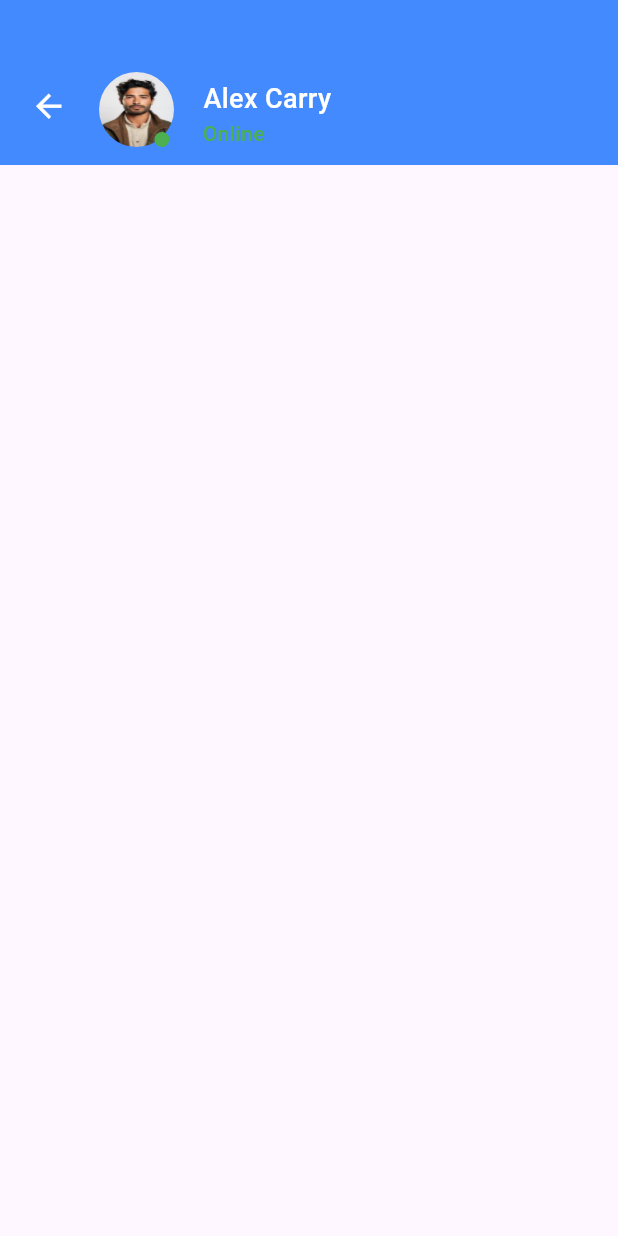
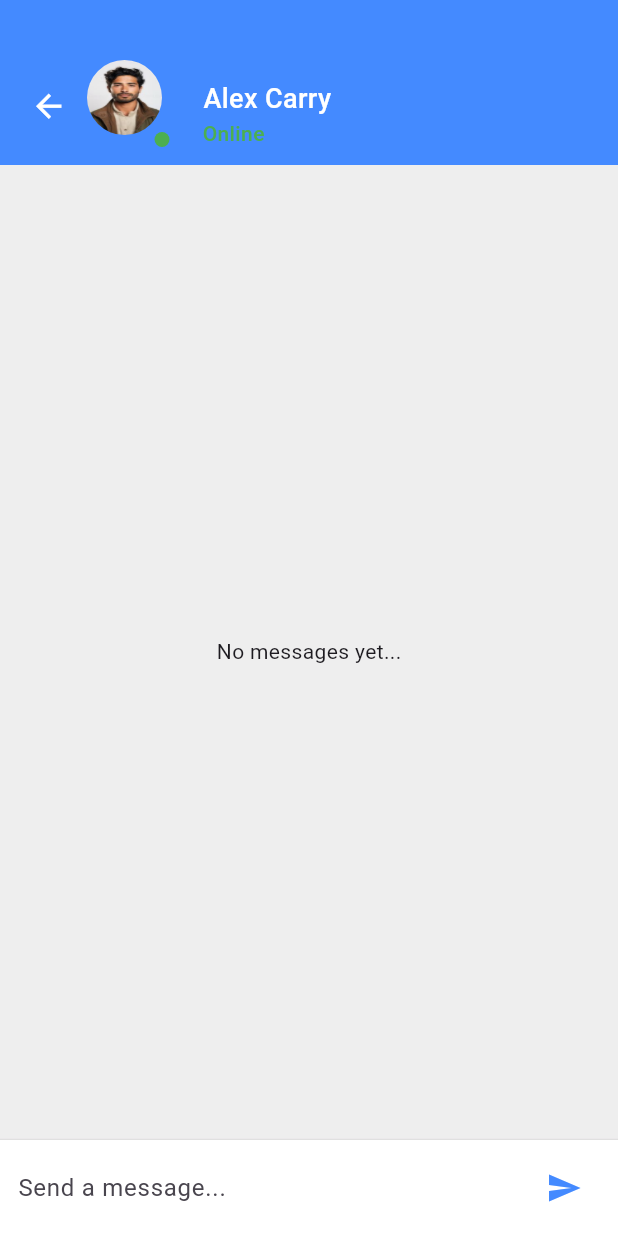
Before and after one commit to niteshmori7/NH-Chats, a Flutter app: the chmessage screen opened directly, on a phone screen of 412 x 824 dp. Run offline on Flutter 3.47's test engine with Material 3 defaults, Android fonts, the phone set to English and light mode, and no system bars; our stand-ins replace flutter_advanced_drawer, get.

```diff
--- a/lib/chat_login.dart
+++ b/lib/chat_login.dart
@@ -3,7 +3,9 @@
 import 'dart:convert';
 
 import 'package:flutter/material.dart';
+
 import 'package:get/get.dart';
+import 'package:get/get_core/src/get_main.dart';
 import 'package:http/http.dart' as http;
 import 'package:nh_chats/home.dart';
 
--- a/lib/main.dart
+++ b/lib/main.dart
@@ -37,7 +37,7 @@ class MyApp extends StatelessWidget {
         colorScheme: ColorScheme.fromSeed(seedColor: Colors.deepPurple),
         useMaterial3: true,
       ),
-      home: HomeScreen()
+      home: chmessage()
     );
   }
 }
--- a/lib/profile message.dart
+++ b/lib/profile message.dart
@@ -9,68 +9,161 @@ class chmessage extends StatefulWidget {
 }
 
 class _chmessageState extends State<chmessage> {
+  List<String> messages = []; // List to store messages
+  TextEditingController _messageController = TextEditingController(); // Controller for text input
+
+  void _sendMessage() {
+    String message = _messageController.text.trim();
+    if (message.isNotEmpty) {
+      setState(() {
+        messages.add(message);
+      });
+      _messageController.clear(); // Clear input field after sending
+    }
+  }
+
   @override
   Widget build(BuildContext context) {
     return Scaffold(
       body: Column(
         children: [
-          Stack(children: [
+          // Top Chat Header
+          Stack(
+            children: [
               Container(
                 height: 110,
-              width: 480,
+                width: double.infinity,
                 decoration: BoxDecoration(
                   color: Colors.blueAccent,
                 ),
               ),
               Padding(
-              padding: const EdgeInsets.only(top: 58,left: 20),
-              child: InkWell(onTap: (){
-                Navigator.pop(context,MaterialPageRoute(builder: (BuildContext context)=>HomeScreen()));
-              }, child: Icon(Icons.arrow_back,color: Colors.white,size: 25,)),
+                padding: const EdgeInsets.only(top: 58, left: 20),
+                child: InkWell(
+                  onTap: () {
+                    Navigator.pushReplacement(
+                      context,
+                      MaterialPageRoute(
+                        builder: (BuildContext context) => HomeScreen(),
+                      ),
+                    );
+                  },
+                  child: Icon(Icons.arrow_back, color: Colors.white, size: 25),
+                ),
               ),
               Padding(
-              padding: const EdgeInsets.only(top: 40,left: 58),
+                padding: const EdgeInsets.only(top: 40, left: 58),
                 child: Row(
                   children: [
-                  Padding(
-                    padding: const EdgeInsets.all(8.0),
-                    child: ClipRRect(
+                    ClipRRect(
                       borderRadius: BorderRadius.circular(100),
-                      child: Image.asset("assets/aiimage.jpeg",height: 50,width: 50,fit: BoxFit.fill,),
+                      child: Image.asset(
+                        "assets/aiimage.jpeg",
+                        height: 50,
+                        width: 50,
+                        fit: BoxFit.fill,
                       ),
                     ),
                   ],
                 ),
               ),
               Padding(
-              padding: const EdgeInsets.only(top: 88,left: 103),
+                padding: const EdgeInsets.only(top: 88, left: 103),
                 child: Container(
                   height: 10,
                   width: 10,
                   decoration: BoxDecoration(
                     borderRadius: BorderRadius.circular(100),
-                    color: Colors.green
+                    color: Colors.green,
                   ),
                 ),
               ),
               Padding(
-              padding: const EdgeInsets.only(top: 53,left: 135),
-              child: InkWell(
-                onTap: (){
-                  //Navigator.push(context, MaterialPageRoute(builder: (BuildContext context)=>ctprofile()));
-                },
+                padding: const EdgeInsets.only(top: 53, left: 135),
                 child: Column(
                   children: [
-                    Text("Alex Carry",style: TextStyle(color: Colors.white,fontSize: 18,fontWeight: FontWeight.w500),),
+                    Text(
+                      "Alex Carry",
+                      style: TextStyle(
+                        color: Colors.white,
+                        fontSize: 18,
+                        fontWeight: FontWeight.w500,
+                      ),
+                    ),
                     Padding(
                       padding: const EdgeInsets.only(right: 45),
-                      child: Text("Online",style: TextStyle(color: Colors.green,fontWeight: FontWeight.w500),),
-                    )
+                      child: Text(
+                        "Online",
+                        style: TextStyle(
+                          color: Colors.green,
+                          fontWeight: FontWeight.w500,
+                        ),
+                      ),
+                    ),
                   ],
                 ),
               ),
+            ],
           ),
-          ]),
+
+          // Chat Messages Section
+          Expanded(
+            child: Container(
+              color: Colors.grey[200],
+              child: messages.isEmpty
+                  ? Center(child: Text("No messages yet..."))
+                  : ListView.builder(
+                reverse: false,
+                itemCount: messages.length,
+                itemBuilder: (context, index) {
+                  return Align(
+                    alignment: Alignment.centerRight,
+                    child: Container(
+                      margin: EdgeInsets.symmetric(
+                          vertical: 5, horizontal: 10),
+                      padding: EdgeInsets.all(12),
+                      decoration: BoxDecoration(
+                        color: Colors.blueAccent,
+                        borderRadius: BorderRadius.circular(10),
+                      ),
+                      child: Text(
+                        messages[index],
+                        style: TextStyle(color: Colors.white),
+                      ),
+                    ),
+                  );
+                },
+              ),
+            ),
+          ),
+
+          // Fixed Bottom Chat Input
+          Container(
+            padding: EdgeInsets.symmetric(horizontal: 12, vertical: 8),
+            decoration: BoxDecoration(
+              color: Colors.white,
+              border: Border(
+                top: BorderSide(color: Colors.grey.shade300),
+              ),
+            ),
+            child: Row(
+              children: [
+                Expanded(
+                  child: TextField(
+                    controller: _messageController,
+                    decoration: InputDecoration(
+                      hintText: "Send a message...",
+                      border: InputBorder.none,
+                    ),
+                  ),
+                ),
+                IconButton(
+                  icon: Icon(Icons.send, color: Colors.blueAccent),
+                  onPressed: _sendMessage, // Call function on press
+                ),
+              ],
+            ),
+          ),
         ],
       ),
     );
--- a/pubspec.yaml
+++ b/pubspec.yaml
@@ -39,6 +39,7 @@ dependencies:
   get:
   sidebarx:
   flutter_advanced_drawer: ^1.4.0
+  image_picker: ^1.0.7
 
 dev_dependencies:
   flutter_test:
```
Also changed, not shown: lib/home.dart (+71 -69 lines), pubspec.lock, 5 other files. Lines whose indentation alone changed are shown as unchanged.
